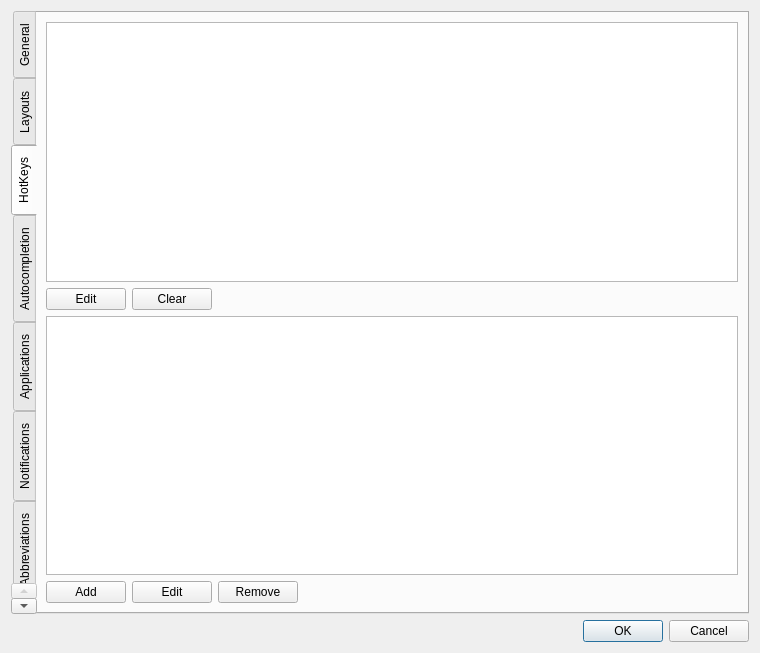
This is kdeneur/src/frmsettings.ui in voidptr/xneur-option as Qt 5 draws it before an edit. The edited form follows.
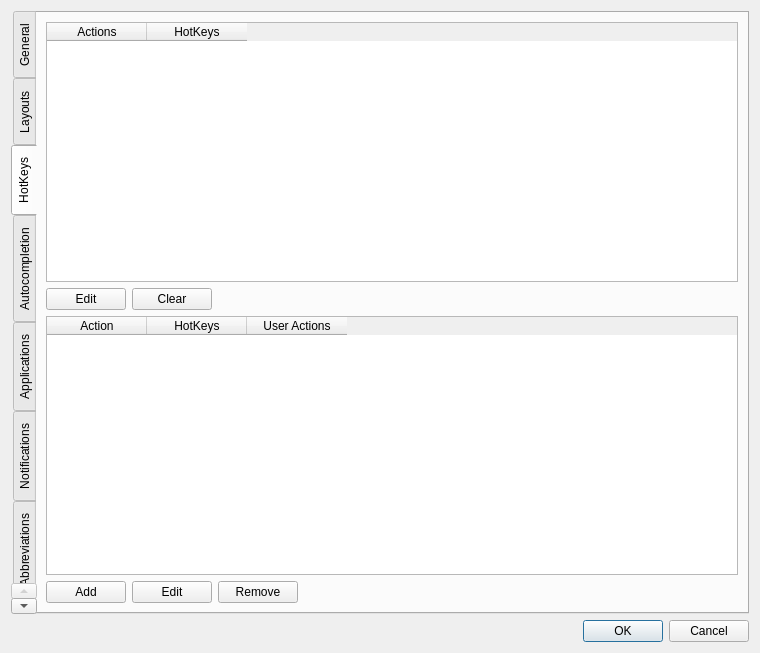
This is the edited form. The open tabs and pages were chosen to show the change. Custom widgets are drawn as their Qt base class.

The edit to the form file:
```diff
--- a/kdeneur/src/frmsettings.ui
+++ b/kdeneur/src/frmsettings.ui
@@ -343,7 +343,18 @@
       </attribute>
       <layout class="QVBoxLayout" name="verticalLayout_4">
        <item>
-        <widget class="QTableWidget" name="tabHotKey_lstHotKey"/>
+        <widget class="QTableWidget" name="tabHotKey_lstHotKey">
+         <column>
+          <property name="text">
+           <string>Actions</string>
+          </property>
+         </column>
+         <column>
+          <property name="text">
+           <string>HotKeys</string>
+          </property>
+         </column>
+        </widget>
        </item>
        <item>
         <layout class="QHBoxLayout" name="horizontalLayout_3">
@@ -377,7 +388,23 @@
         </layout>
        </item>
        <item>
-        <widget class="QTableWidget" name="tabHotKey_lstUserActions"/>
+        <widget class="QTableWidget" name="tabHotKey_lstUserActions">
+         <column>
+          <property name="text">
+           <string>Action</string>
+          </property>
+         </column>
+         <column>
+          <property name="text">
+           <string>HotKeys</string>
+          </property>
+         </column>
+         <column>
+          <property name="text">
+           <string>User Actions</string>
+          </property>
+         </column>
+        </widget>
        </item>
        <item>
         <layout class="QHBoxLayout" name="horizontalLayout_4">
```
Left out of the diff: 15 changed lines with no effect on the pictures.
